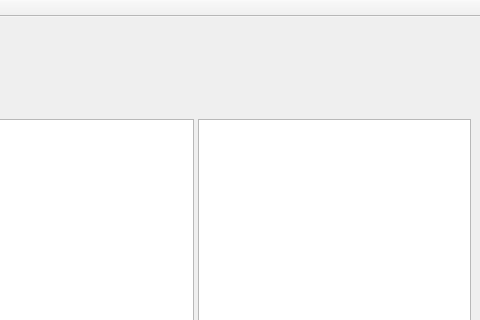
First picture: the form in mainwindow.ui, repository CIoudkicker/MyLab3_1, before the edit; both pictures show x 368 to 848 and y 0 to 320 of the 848 by 638 pixel window.
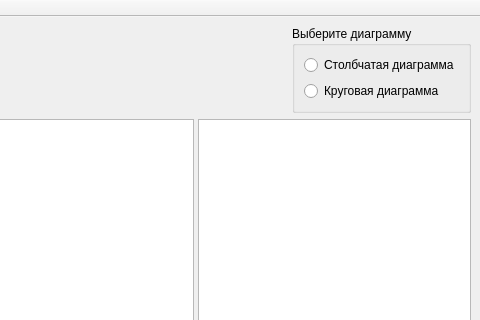
Second picture: the form after the edit. Custom widgets are drawn as their Qt base class.

Commit message: Завершена круговая диаграмма и начата работа над паттернами

What changed in the file:
```diff
--- a/mainwindow.ui
+++ b/mainwindow.ui
@@ -10,6 +10,12 @@
     <height>638</height>
    </rect>
   </property>
+  <property name="sizePolicy">
+   <sizepolicy hsizetype="Preferred" vsizetype="Preferred">
+    <horstretch>0</horstretch>
+    <verstretch>0</verstretch>
+   </sizepolicy>
+  </property>
   <property name="windowTitle">
    <string>MainWindow</string>
   </property>
@@ -83,6 +89,35 @@
         </property>
        </spacer>
       </item>
+      <item>
+       <widget class="QGroupBox" name="groupBox_2">
+        <property name="sizePolicy">
+         <sizepolicy hsizetype="Preferred" vsizetype="Preferred">
+          <horstretch>0</horstretch>
+          <verstretch>0</verstretch>
+         </sizepolicy>
+        </property>
+        <property name="title">
+         <string>Выберите диаграмму</string>
+        </property>
+        <layout class="QVBoxLayout" name="verticalLayout_3">
+         <item>
+          <widget class="QRadioButton" name="radioButton_3">
+           <property name="text">
+            <string>Столбчатая диаграмма</string>
+           </property>
+          </widget>
+         </item>
+         <item>
+          <widget class="QRadioButton" name="radioButton_4">
+           <property name="text">
+            <string>Круговая диаграмма</string>
+           </property>
+          </widget>
+         </item>
+        </layout>
+       </widget>
+      </item>
      </layout>
     </item>
     <item>
```
The commit also changes 10 other files.
